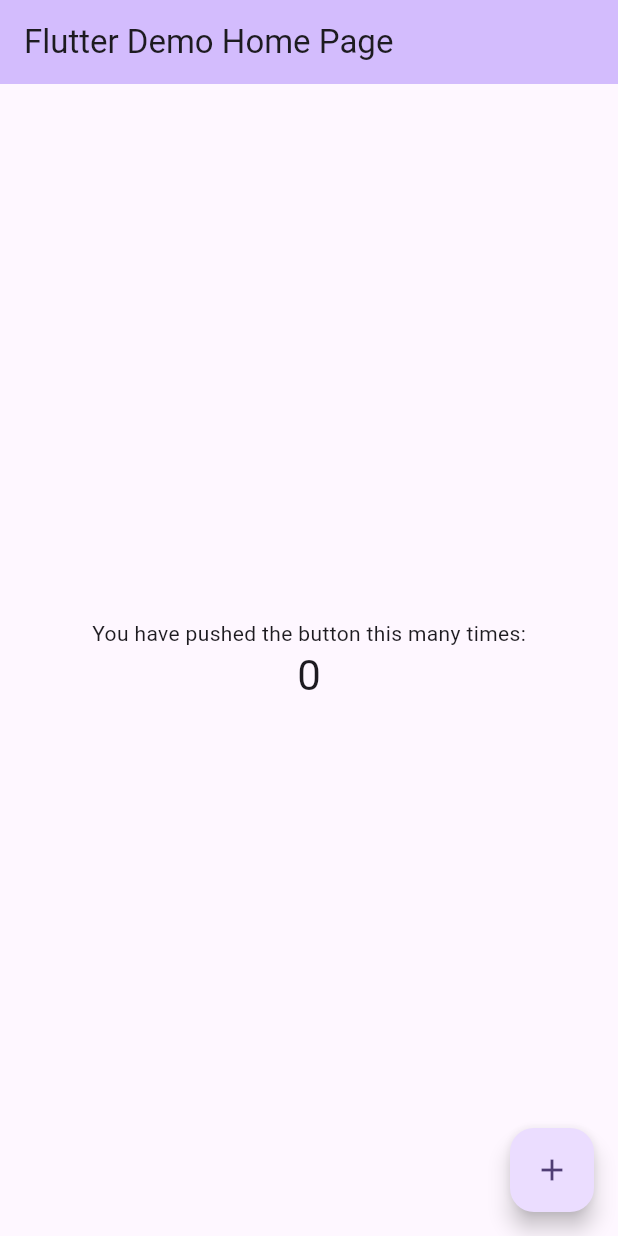
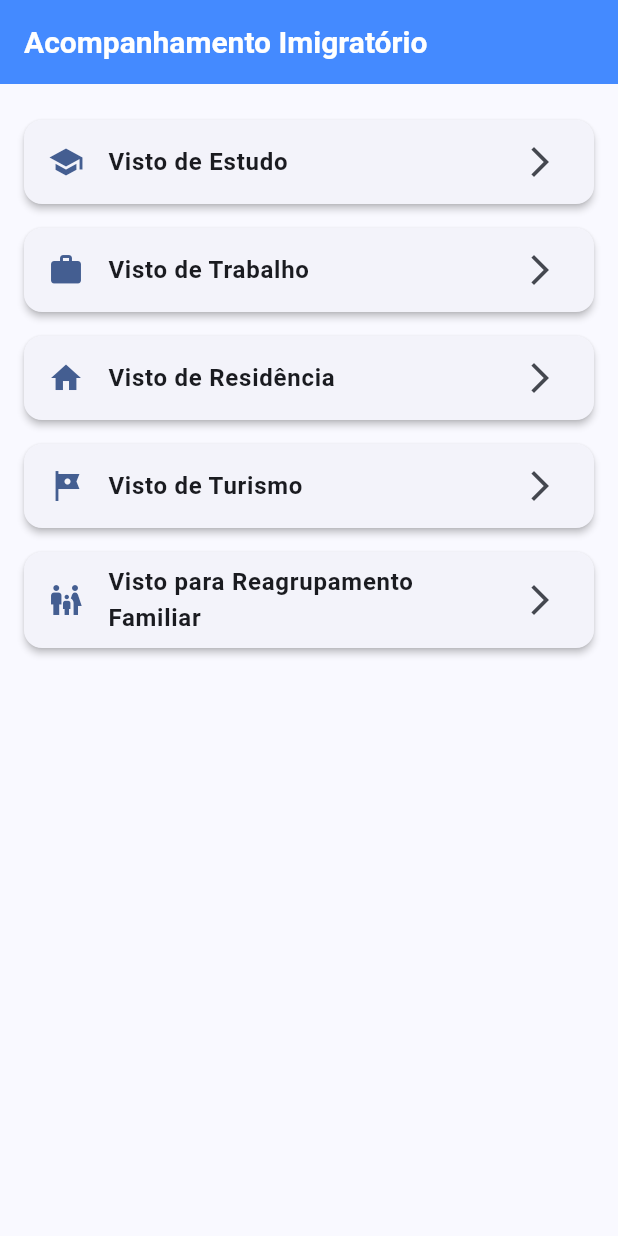
Before and after one commit to could-ai/019aa75d-8cc0-7a5c-986c-eb8ee0b55104, a Flutter app: the screen it shows after launch, on a phone screen of 412 x 824 dp. Run offline on Flutter 3.47's test engine with Material 3 defaults, Android fonts, the phone set to English and light mode, and no system bars.

Commit message:
I have updated the main.dart file to set up the initial structure of the immigration tracking application. I've defined a clean and modern theme using blueAccent as the primary color, configured the app bar to be consistent across the app, and set the HomeScreen as the initial route. The default counter boilerplate has been removed to start fresh with the app's specific functionality.; I've created the HomeScreen, which serves as the main entry point of the application. This screen features a clean app bar and a list of visa categories requested by the user. I've used a ListView to ensure the layout is scrollable and have populated it with VisaCategoryCard widgets for each visa type, each with a relevant title and icon to provide a clear and intuitive user experience.; I have created a reusable VisaCategoryCard widget to display each visa category on the home screen. This widget is designed to be clean and modern, featuring a Card with a slight elevation, a leading icon, a bolded title, and a trailing arrow to indicate it's tappable. An onTap handler is included with a placeholder print statement for future navigation to the specific document list screen for each visa type. This component-based approach makes the home screen code cleaner and easier to maintain.

```diff
--- a/usr/lib/main.dart
+++ b/usr/lib/main.dart
@@ -1,4 +1,5 @@
 import 'package:flutter/material.dart';
+import 'package:couldai_user_app/screens/home_screen.dart';
 
 void main() {
   runApp(const MyApp());
@@ -7,117 +8,28 @@ void main() {
 class MyApp extends StatelessWidget {
   const MyApp({super.key});
 
-  // This widget is the root of your application.
   @override
   Widget build(BuildContext context) {
     return MaterialApp(
-      title: 'Flutter Demo',
+      title: 'Acompanhamento Imigratório',
       debugShowCheckedModeBanner: false,
       theme: ThemeData(
-        // This is the theme of your application.
-        //
-        // TRY THIS: Try running your application with "flutter run". You'll see
-        // the application has a purple toolbar. Then, without quitting the app,
-        // try changing the seedColor in the colorScheme below to Colors.green
-        // and then invoke "hot reload" (save your changes or press the "hot
-        // reload" button in a Flutter-supported IDE, or press "r" if you used
-        // the command line to start the app).
-        //
-        // Notice that the counter didn't reset back to zero; the application
-        // state is not lost during the reload. To reset the state, use hot
-        // restart instead.
-        //
-        // This works for code too, not just values: Most code changes can be
-        // tested with just a hot reload.
-        colorScheme: ColorScheme.fromSeed(seedColor: Colors.deepPurple),
+        colorScheme: ColorScheme.fromSeed(seedColor: Colors.blueAccent),
+        useMaterial3: true,
+        appBarTheme: const AppBarTheme(
+          backgroundColor: Colors.blueAccent,
+          foregroundColor: Colors.white,
+          elevation: 0,
+          titleTextStyle: TextStyle(
+            fontSize: 20,
+            fontWeight: FontWeight.bold,
+          ),
+        ),
       ),
       initialRoute: '/',
       routes: {
-        '/': (context) => const MyHomePage(title: 'Flutter Demo Home Page'),
+        '/': (context) => const HomeScreen(),
       },
     );
   }
 }
-
-class MyHomePage extends StatefulWidget {
-  const MyHomePage({super.key, required this.title});
-
-  // This widget is the home page of your application. It is stateful, meaning
-  // that it has a State object (defined below) that contains fields that affect
-  // how it looks.
-
-  // This class is the configuration for the state. It holds the values (in this
-  // case the title) provided by the parent (in this case the App widget) and
-  // used by the build method of the State. Fields in a Widget subclass are
-  // always marked "final".
-
-  final String title;
-
-  @override
-  State<MyHomePage> createState() => _MyHomePageState();
-}
-
-class _MyHomePageState extends State<MyHomePage> {
-  int _counter = 0;
-
-  void _incrementCounter() {
-    setState(() {
-      // This call to setState tells the Flutter framework that something has
-      // changed in this State, which causes it to rerun the build method below
-      // so that the display can reflect the updated values. If we changed
-      // _counter without calling setState(), then the build method would not be
-      // called again, and so nothing would appear to happen.
-      _counter++;
-    });
-  }
-
-  @override
-  Widget build(BuildContext context) {
-    // This method is rerun every time setState is called, for instance as done
-    // by the _incrementCounter method above.
-    //
-    // The Flutter framework has been optimized to make rerunning build methods
-    // fast, so that you can just rebuild anything that needs updating rather
-    // than having to individually change instances of widgets.
-    return Scaffold(
-      appBar: AppBar(
-        // TRY THIS: Try changing the color here to a specific color (to
-        // Colors.amber, perhaps?) and trigger a hot reload to see the AppBar
-        // change color while the other colors stay the same.
-        backgroundColor: Theme.of(context).colorScheme.inversePrimary,
-        // Here we take the value from the MyHomePage object that was created by
-        // the App.build method, and use it to set our appbar title.
-        title: Text(widget.title),
-      ),
-      body: Center(
-        // Center is a layout widget. It takes a single child and positions it
-        // in the middle of the parent.
-        child: Column(
-          // Column is also a layout widget. It takes a list of children and
-          // arranges them vertically. By default, it sizes itself to fit its
-          // children horizontally, and tries to be as tall as its parent.
-          //
-          // Column has various properties to control how it sizes itself and
-          // how it positions its children. Here we use mainAxisAlignment to
-          // center the children vertically; the main axis here is the vertical
-          // axis because Columns are vertical (the cross axis would be
-          // horizontal).
-          //
-          // TRY THIS: Invoke "debug painting" (choose the "Toggle Debug Paint"
-          // action in the IDE, or press "p" in the console), to see the
-          // wireframe for each widget.
-          mainAxisAlignment: MainAxisAlignment.center,
-          children: <Widget>[
-            const Text('You have pushed the button this many times:'),
-            Text('$_counter', style: Theme.of(context).textTheme.headlineMedium),
-          ],
-        ),
-      ),
-      floatingActionButton: FloatingActionButton(
-        onPressed: _incrementCounter,
-        tooltip: 'Increment',
-        child: const Icon(Icons.add),
-      ), // This trailing comma makes auto-formatting nicer for build methods.
-    );
-  }
-}
--- /dev/null
+++ b/usr/lib/screens/home_screen.dart
@@ -0,0 +1,40 @@
+import 'package:flutter/material.dart';
+import 'package:couldai_user_app/widgets/visa_category_card.dart';
+
+class HomeScreen extends StatelessWidget {
+  const HomeScreen({super.key});
+
+  @override
+  Widget build(BuildContext context) {
+    return Scaffold(
+      appBar: AppBar(
+        title: const Text('Acompanhamento Imigratório'),
+      ),
+      body: ListView(
+        padding: const EdgeInsets.all(16.0),
+        children: const [
+          VisaCategoryCard(
+            title: 'Visto de Estudo',
+            icon: Icons.school,
+          ),
+          VisaCategoryCard(
+            title: 'Visto de Trabalho',
+            icon: Icons.work,
+          ),
+          VisaCategoryCard(
+            title: 'Visto de Residência',
+            icon: Icons.home,
+          ),
+          VisaCategoryCard(
+            title: 'Visto de Turismo',
+            icon: Icons.tour,
+          ),
+          VisaCategoryCard(
+            title: 'Visto para Reagrupamento Familiar',
+            icon: Icons.family_restroom,
+          ),
+        ],
+      ),
+    );
+  }
+}
--- /dev/null
+++ b/usr/lib/widgets/visa_category_card.dart
@@ -0,0 +1,32 @@
+import 'package:flutter/material.dart';
+
+class VisaCategoryCard extends StatelessWidget {
+  final String title;
+  final IconData icon;
+
+  const VisaCategoryCard({
+    super.key,
+    required this.title,
+    required this.icon,
+  });
+
+  @override
+  Widget build(BuildContext context) {
+    return Card(
+      elevation: 2.0,
+      margin: const EdgeInsets.symmetric(vertical: 8.0),
+      child: ListTile(
+        leading: Icon(icon, color: Theme.of(context).primaryColor),
+        title: Text(
+          title,
+          style: const TextStyle(fontWeight: FontWeight.bold),
+        ),
+        trailing: const Icon(Icons.arrow_forward_ios),
+        onTap: () {
+          // TODO: Navigate to the document list screen for this visa type
+          print('$title tapped');
+        },
+      ),
+    );
+  }
+}
```
